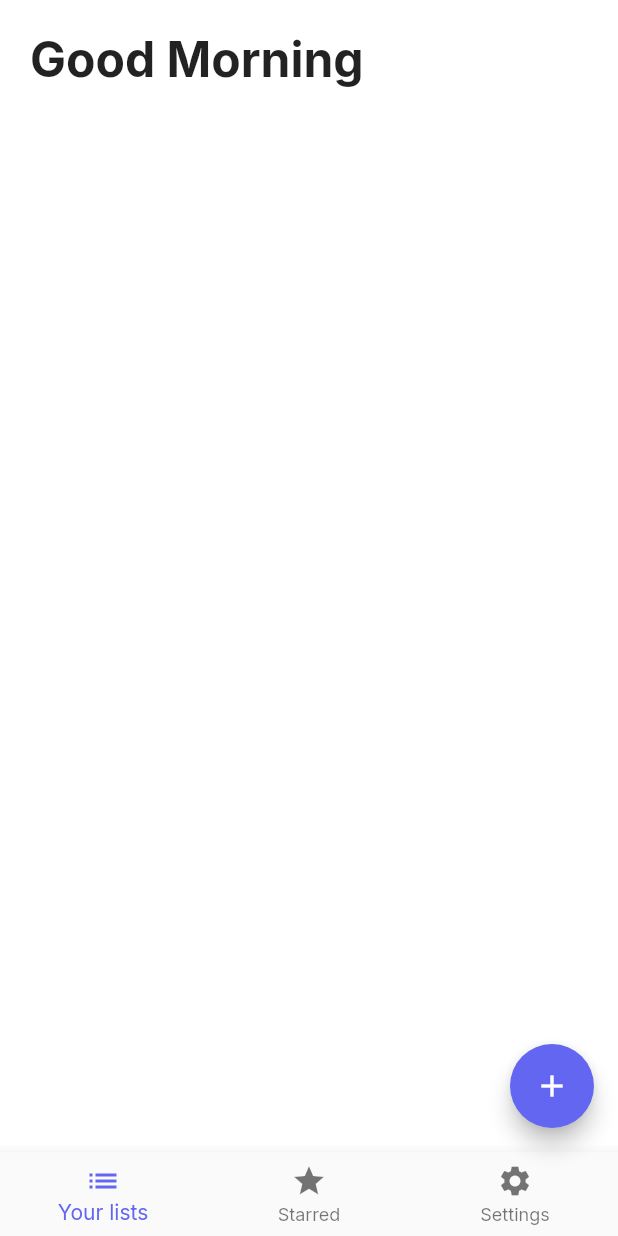
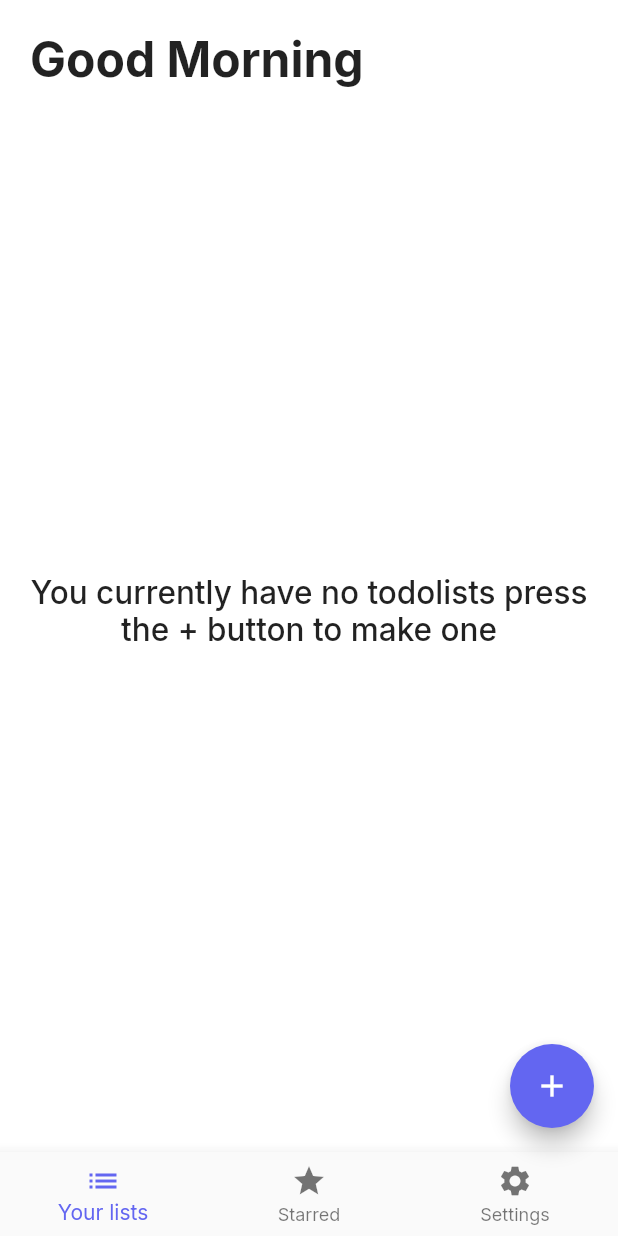
Before and after one commit to aadityasivaS/todolist-app, a Flutter app: the AppScreen screen opened directly, on a phone screen of 412 x 824 dp. Run offline on Flutter 3.47's test engine with Material 2 defaults, Android fonts, the phone set to English and light mode, and no system bars; our stand-ins replace cloud_firestore, email_validator, firebase_auth, firebase_core, flutter_easyloading, google_fonts and 1 more; accounts and stored records are empty.

Commit message:
added carousel package and no lists message if no data in db

```diff
--- a/lib/screens/app/tabs/lists.dart
+++ b/lib/screens/app/tabs/lists.dart
@@ -1,4 +1,7 @@
+import 'package:cloud_firestore/cloud_firestore.dart';
+import 'package:firebase_auth/firebase_auth.dart';
 import 'package:flutter/material.dart';
+import 'package:flutter_easyloading/flutter_easyloading.dart';
 
 class ListsTab extends StatefulWidget {
   @override
@@ -6,6 +9,8 @@ class ListsTab extends StatefulWidget {
 }
 
 class _ListsTabState extends State<ListsTab> {
+  FirebaseFirestore db = FirebaseFirestore.instance;
+  FirebaseAuth auth = FirebaseAuth.instance;
   String greeting() {
     var hour = DateTime.now().hour;
     if (hour < 12) {
@@ -19,6 +24,8 @@ class _ListsTabState extends State<ListsTab> {
 
   @override
   Widget build(BuildContext context) {
+    CollectionReference usersLists = FirebaseFirestore.instance
+        .collection('users/${auth.currentUser!.uid}/lists');
     return SafeArea(
       child: Padding(
         padding: const EdgeInsets.all(20.0),
@@ -32,6 +39,36 @@ class _ListsTabState extends State<ListsTab> {
                 style: TextStyle(fontSize: 32, fontWeight: FontWeight.bold),
               ),
             ),
+            StreamBuilder<QuerySnapshot>(
+              stream: usersLists.snapshots(),
+              builder: (BuildContext context,
+                  AsyncSnapshot<QuerySnapshot> snapshot) {
+                if (snapshot.hasError) {
+                  return Text('Something went wrong');
+                }
+
+                if (snapshot.connectionState == ConnectionState.waiting) {
+                  EasyLoading.show(status: 'Loading...');
+                }
+
+                if (snapshot.data != null && snapshot.data!.docs.length == 0) {
+                  EasyLoading.dismiss();
+                  return Flexible(
+                    child: Center(
+                      child: Text(
+                        'You currently have no todolists press the + button to make one',
+                        textAlign: TextAlign.center,
+                        style: TextStyle(
+                          fontSize: 21,
+                          fontWeight: FontWeight.w500,
+                        ),
+                      ),
+                    ),
+                  );
+                }
+                return Container();
+              },
+            )
           ],
         ),
       ),
--- a/pubspec.yaml
+++ b/pubspec.yaml
@@ -20,6 +20,7 @@ dependencies:
   google_fonts: ^2.0.0
   email_validator: ^2.0.1
   flutter_easyloading: ^3.0.0
+  flutter_card_swipper: ^0.4.0
 
 dev_dependencies:
   flutter_test:
```
Also changed, not shown: pubspec.lock.
